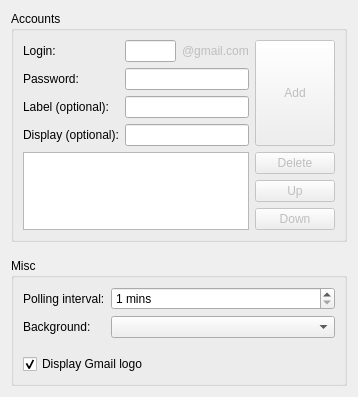
xxsergzzxx/gmailnotifier, file src/applet/gmailnotifierappletconfig.ui: the form before one commit.
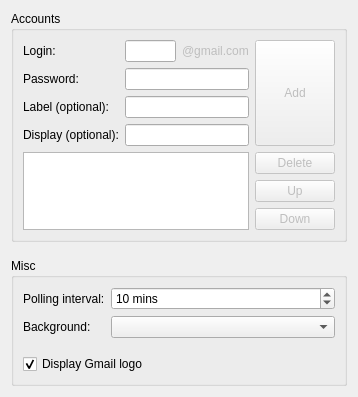
The form after the commit. Custom widgets are drawn as their Qt base class.

The edit to the form file:
```diff
--- a/src/applet/gmailnotifierappletconfig.ui
+++ b/src/applet/gmailnotifierappletconfig.ui
@@ -344,6 +344,9 @@
           <property name="maximum" >
            <number>9999</number>
           </property>
+          <property name="value" >
+           <number>10</number>
+          </property>
          </widget>
         </item>
         <item row="1" column="1" >
```
